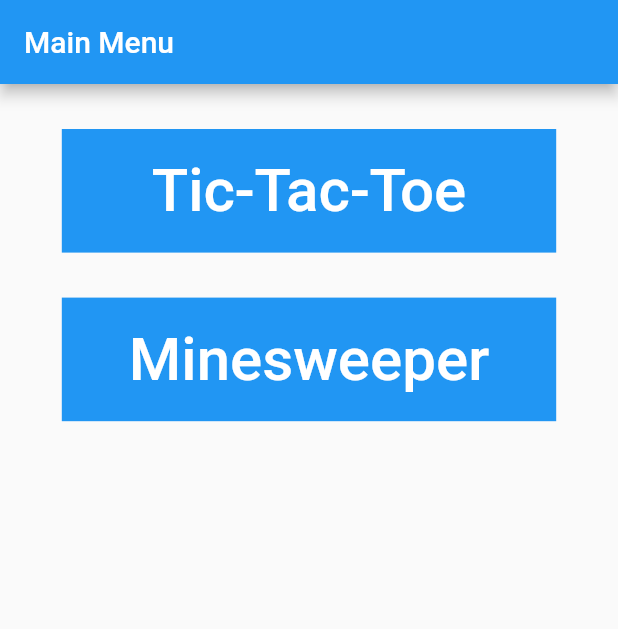
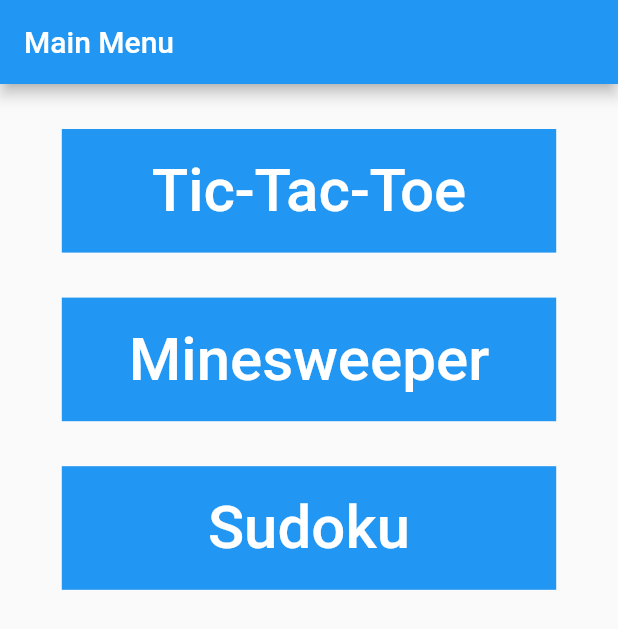
Before and after one commit to Morgan1420/flutter_game_hub, a Flutter app: the screen it shows after launch, on a phone screen of 412 x 824 dp. Shown: the top 629 px of the screen. Run offline on Flutter 3.47's test engine with Material 2 defaults, Android fonts, the phone set to English and light mode, and no system bars.

Commit message:
some sudoku basic things

```diff
--- a/game_hub/lib/main.dart
+++ b/game_hub/lib/main.dart
@@ -1,6 +1,7 @@
 import 'package:flutter/material.dart';
 import './tictactoe.dart';
 import './minesweeper.dart';
+import './sudoku.dart';
 
 void main() {
   runApp(MainMenu());
@@ -30,6 +31,7 @@ class HomeMenu extends StatelessWidget {
               children: <Widget>[
                 buildButton("Tic-Tac-Toe", Colors.blue, 1, context),
                 buildButton("Minesweeper", Colors.blue, 1, context),
+                buildButton("Sudoku", Colors.blue, 1, context),
               ],
             )),
       ]),
@@ -51,6 +53,9 @@ class HomeMenu extends StatelessWidget {
           } else if (buttonText == "Minesweeper") {
             Navigator.push(context,
                 MaterialPageRoute(builder: (context) => Minesweeper()));
+          } else if (buttonText == "Sudoku") {
+            Navigator.push(
+                context, MaterialPageRoute(builder: (context) => Sudoku()));
           }
         },
         child: Text(buttonText,
```
Also changed, not shown: game_hub/lib/sudoku.dart (+29 -1 lines).
